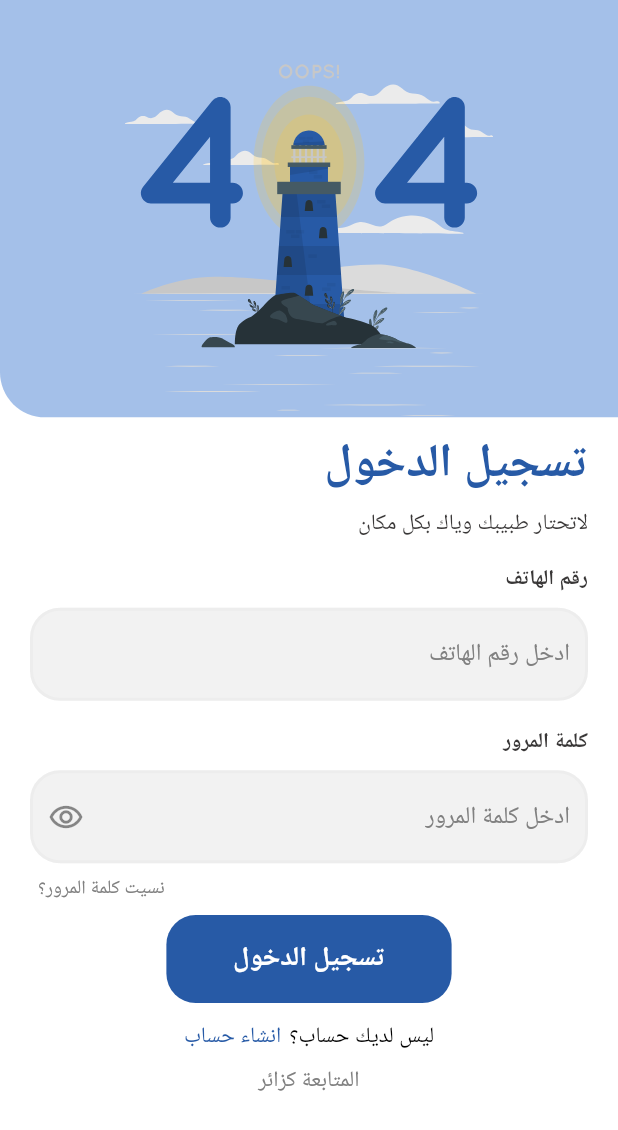
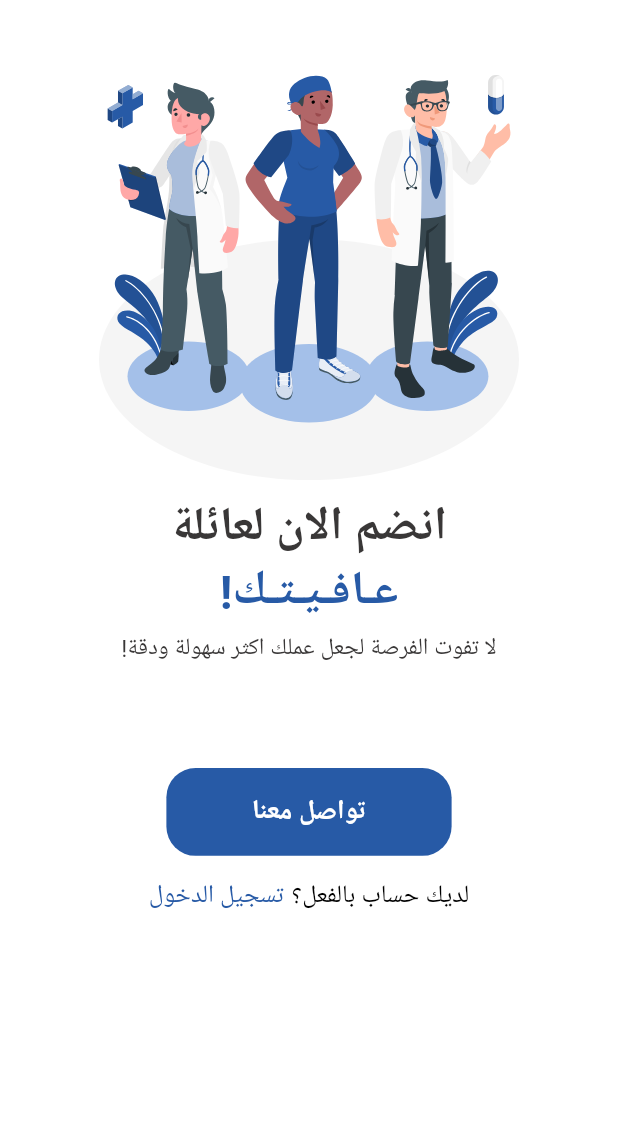
Before and after one commit to AliSabbar/Medical-Services, a Flutter app: the screen it shows after launch, on a phone screen of 412 x 824 dp. Shown: the top 1130 px of the screen. Run offline on Flutter 3.47's test engine with Material 2 defaults, Android fonts, the light colour scheme and no system bars; our stand-ins replace flutter_otp_text_field, flutter_screenutil, flutter_svg, fluttertoast, image_picker, shared_preferences; Roboto replaces fonts that are missing (Cairo); project files that could hold a hidden picture were left out.

Commit message:
add choice account screen & providing services screen

```diff
--- a/lib/main.dart
+++ b/lib/main.dart
@@ -11,6 +11,8 @@
 import 'package:provider/provider.dart';
 
 import 'network/local/shared_helper.dart';
+import 'screens/choiceAcc/choiceAcc.dart';
+import 'screens/providingService/providingService.dart';
 
 void main() async {
   WidgetsFlutterBinding.ensureInitialized();
@@ -49,7 +51,7 @@
         title: 'Medical Services',
         debugShowCheckedModeBanner: false,
         theme: lightTheme, //? <-- change theme
-        home: const SignInScreen(), //! this is your home widget
+        home: ProvidingService(), //! this is your home widget
         onGenerateRoute: RouteGenerator.getRoute,
       ),
     );
--- /dev/null
+++ b/lib/screens/providingService/providingService.dart
@@ -0,0 +1,102 @@
+import 'package:flutter/material.dart';
+import 'package:flutter_screenutil/flutter_screenutil.dart';
+import 'package:flutter_svg/svg.dart';
+import 'package:medical_services/components/defaultButton.dart';
+import 'package:medical_services/settings/colors.dart';
+
+import '../../settings/routes_manger.dart';
+
+class ProvidingService extends StatelessWidget {
+  const ProvidingService({Key? key}) : super(key: key);
+
+  @override
+  Widget build(BuildContext context) {
+    return Directionality(
+      textDirection: TextDirection.rtl,
+      child: OrientationBuilder(
+        builder: (context, orientation) => Scaffold(
+          body: SafeArea(
+              child: Center(
+            child: Column(
+              children: [
+                SizedBox(
+                  height: 50,
+                ),
+                SvgPicture.asset('assets/images/groupServices.svg'),
+                SizedBox(
+                  height: 10,
+                ),
+                Text(
+                  'انضم الان لعائلة',
+                  style: TextStyle(
+                      fontSize:
+                          Orientation.landscape == orientation ? 37.sp : 32.sp,
+                      fontWeight: FontWeight.w700,
+                      color: AppColors.blackColor),
+                ),
+                Text(
+                  'عـافـيـتـك!',
+                  style: TextStyle(
+                      fontSize:
+                          Orientation.landscape == orientation ? 37.sp : 32.sp,
+                      fontWeight: FontWeight.w700,
+                      color: AppColors.primaryColor),
+                ),
+                SizedBox(
+                  height: 5,
+                ),
+                Text(
+                  'لا تفوت الفرصة لجعل عملك اكثر سهولة ودقة!',
+                  style: TextStyle(
+                      fontSize:
+                          Orientation.landscape == orientation ? 21.sp : 16.sp,
+                      color: AppColors.blackColor,
+                      fontWeight: FontWeight.w400),
+                ),
+                SizedBox(
+                  height: 70,
+                ),
+                defaultButton(text: 'تواصل معنا', onPressed: () {}),
+                SizedBox(
+                  height: 15,
+                ),
+                Row(
+                  mainAxisAlignment: MainAxisAlignment.center,
+                  mainAxisSize: MainAxisSize.min,
+                  children: [
+                    Text(
+                      'لديك حساب بالفعل؟',
+                      style: TextStyle(
+                        color: Colors.black,
+                        fontSize: Orientation.landscape == orientation
+                            ? 22.sp
+                            : 17.sp,
+                      ),
+                    ),
+                    SizedBox(
+                      width: 5.w,
+                    ),
+                    GestureDetector(
+                      onTap: () {
+                        Navigator.pushNamed(context, Routes.signInScreen);
+                      },
+                      child: Text(
+                        'تسجيل الدخول',
+                        style: TextStyle(
+                          color: AppColors.primaryColor,
+                          fontSize: Orientation.landscape == orientation
+                              ? 22.sp
+                              : 17.sp,
+                        ),
+                      ),
+                    ),
+                  ],
+                ),
+              ],
+            ),
+          )),
+        ),
+      ),
+    );
+  }
+}
--- a/lib/settings/routes_manger.dart
+++ b/lib/settings/routes_manger.dart
@@ -1,7 +1,9 @@
 import 'package:flutter/material.dart';
 import 'package:flutter_svg/flutter_svg.dart';
+import 'package:medical_services/screens/choiceAcc/choiceAcc.dart';
 import 'package:medical_services/screens/homeLayout/home_layout.dart';
 import 'package:medical_services/screens/homeScreen/home_screen.dart';
+import 'package:medical_services/screens/providingService/providingService.dart';
 import 'package:medical_services/screens/signinScreen/signin_screen.dart';
 import 'package:medical_services/screens/splashScreen/splash_screen.dart';
 import '../screens/otpScreen/otp_screen.dart';
@@ -14,6 +16,8 @@
   static const String signInScreen = "/signInScreen";
   static const String signUpScreen = "/signUpScreen";
   static const String otpScreen = "/otpScreen";
+  static const String ChoiceAccount = "/ChoiceAccount";
+  static const String ProvidingService = "/ProvidingService";
 }
 
 class RouteGenerator {
@@ -22,9 +26,9 @@
       case Routes.splashScreenRoute:
         return MaterialPageRoute(builder: (context) => const SplashScreen());
       case Routes.homeLayoutRoute:
-        return MaterialPageRoute(builder: (context) =>const HomeLayOut());
+        return MaterialPageRoute(builder: (context) => const HomeLayOut());
       case Routes.homeScreenRoute:
-        return MaterialPageRoute(builder: (context) =>const HomeScreen());
+        return MaterialPageRoute(builder: (context) => const HomeScreen());
       case Routes.signInScreen:
         return MaterialPageRoute(builder: (context) => const SignInScreen());
       case Routes.signUpScreen:
@@ -35,6 +39,11 @@
             builder: (context) => OtpScreen(
                   title: title,
                 ));
+      case Routes.ChoiceAccount:
+        return MaterialPageRoute(builder: (context) => const ChoiceAccount());
+      case Routes.ProvidingService:
+        return MaterialPageRoute(
+            builder: (context) => const ProvidingService());
       default:
         return unDefinedRoute();
     }
```
Also changed, not shown: lib/screens/choiceAcc/choiceAcc.dart (added, +131 -0 lines), lib/screens/choiceAcc/widgets/inkwellDefault.dart (added, +53 -0 lines), assets/images/medicalServices.svg (added), assets/images/patient.svg (added), assets/images/signChoice.svg (added).
